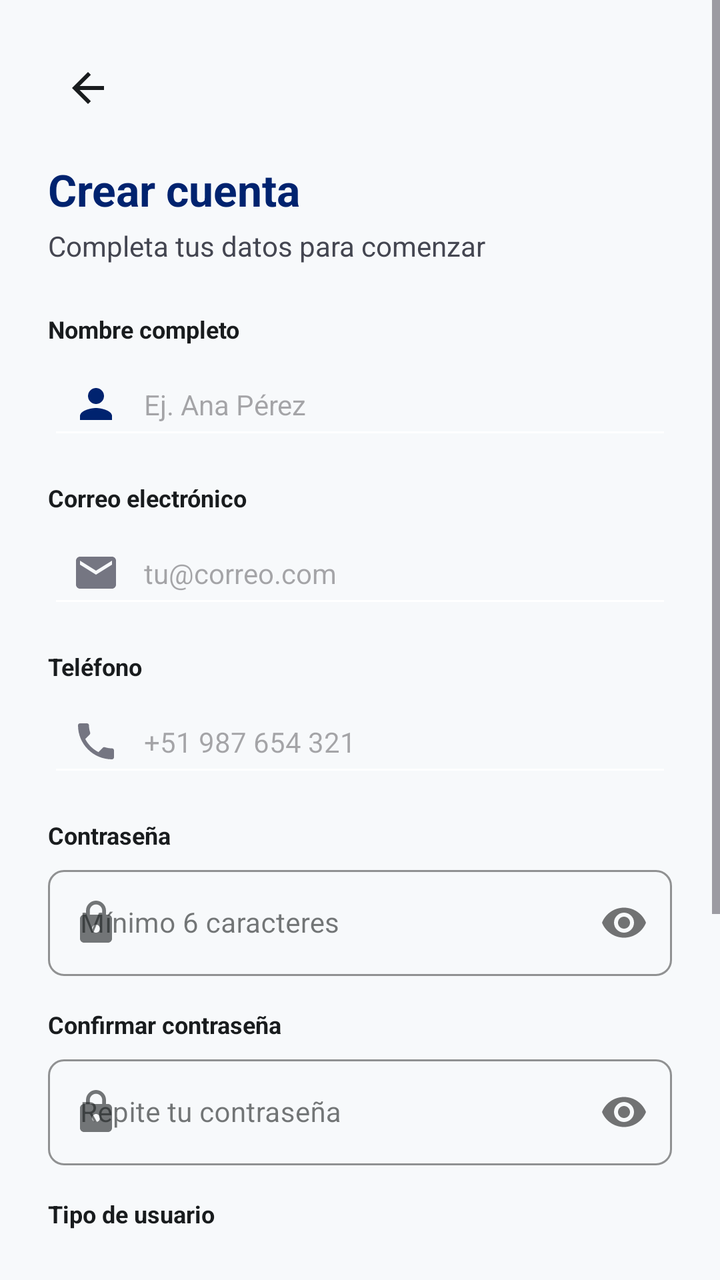
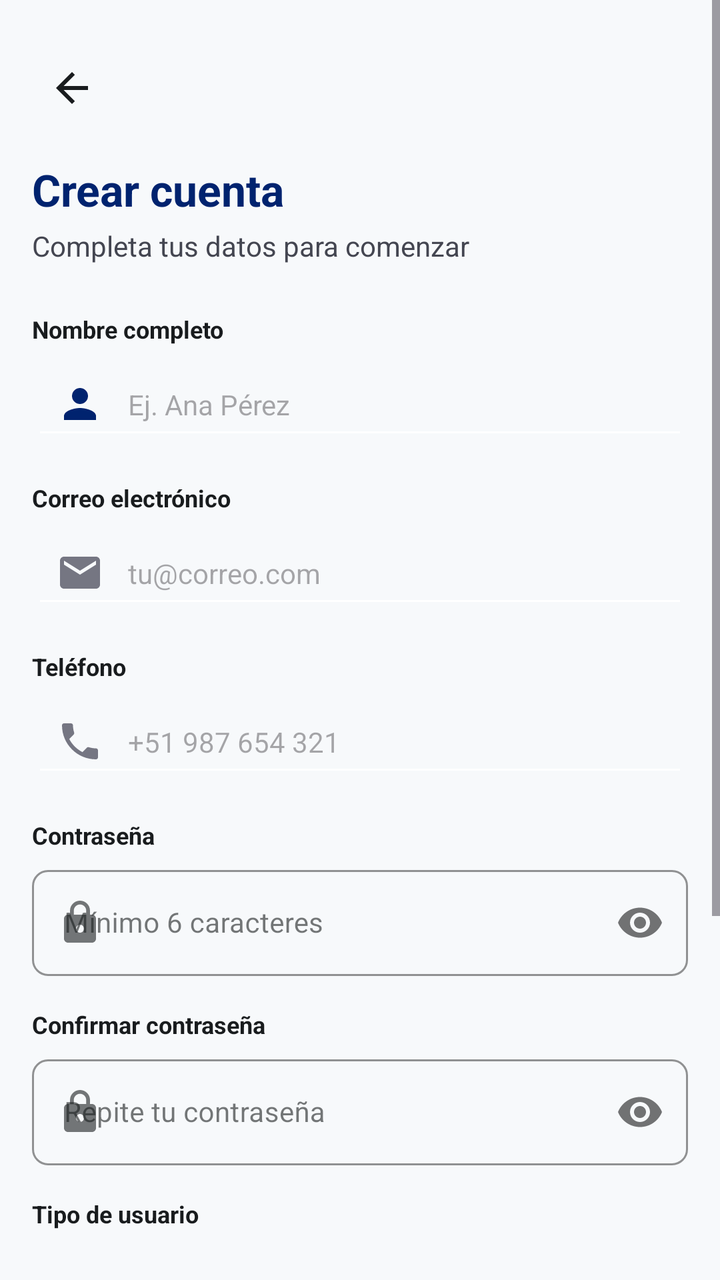

Compare the two renders of this Android layout. The source of the first and the diff that turns it into the second are given below.
<!-- AndroidManifest.xml: application theme Theme.MaquetaGestia -->
<!-- res/layout/activity_frm_registro.xml -->
<?xml version="1.0" encoding="utf-8"?>
<ScrollView xmlns:android="http://schemas.android.com/apk/res/android"
    xmlns:app="http://schemas.android.com/apk/res-auto"
    xmlns:tools="http://schemas.android.com/tools"
    android:id="@+id/main"
    android:layout_width="match_parent"
    android:layout_height="match_parent"
    android:background="@color/background"
    android:fillViewport="true"
    tools:context=".vista.frm_registro">

    <LinearLayout
        android:layout_width="match_parent"
        android:layout_height="wrap_content"
        android:orientation="vertical"
        android:padding="24dp">

        
        <ImageButton
            android:id="@+id/btnVolver"
            android:layout_width="40dp"
            android:layout_height="40dp"
            android:background="?attr/selectableItemBackgroundBorderless"
            android:contentDescription="Volver"
            android:onClick="volverAlLogin"
            android:src="@drawable/arrow_back_24dp_e3e3e3_fill0_wght400_grad0_opsz24"
            app:tint="@color/on_surface" />

        <TextView
            android:layout_width="wrap_content"
            android:layout_height="wrap_content"
            android:layout_marginTop="16dp"
            android:text="Crear cuenta"
            android:textColor="@color/primary"
            android:textSize="22sp"
            android:textStyle="bold" />

        <TextView
            android:layout_width="wrap_content"
            android:layout_height="wrap_content"
            android:layout_marginTop="4dp"
            android:text="Completa tus datos para comenzar"
            android:textColor="@color/on_surface_variant"
            android:textSize="14sp" />

        
        <LinearLayout
            android:layout_width="match_parent"
            android:layout_height="wrap_content"
            android:layout_marginTop="24dp"
            android:orientation="vertical">

            
            <TextView
                android:layout_width="wrap_content"
                android:layout_height="wrap_content"
                android:layout_marginBottom="4dp"
                android:text="Nombre completo"
                android:textColor="@color/on_surface"
                android:textSize="12sp"
                android:textStyle="bold" />

            <EditText
                android:id="@+id/txtNombre"
                android:layout_width="match_parent"
                android:layout_height="48dp"
                android:backgroundTint="@color/surface_container_lowest"
                android:drawableStart="@drawable/ic_person"
                android:drawablePadding="12dp"
                android:hint="Ej. Ana Pérez"
                android:inputType="textPersonName"
                android:paddingStart="12dp"
                android:paddingEnd="12dp"
                android:textColor="@color/on_surface"
                android:textSize="14sp" />

            
            <TextView
                android:layout_width="wrap_content"
                android:layout_height="wrap_content"
                android:layout_marginTop="16dp"
                android:layout_marginBottom="4dp"
                android:text="Correo electrónico"
                android:textColor="@color/on_surface"
                android:textSize="12sp"
                android:textStyle="bold" />

            <EditText
                android:id="@+id/txtEmail"
                android:layout_width="match_parent"
                android:layout_height="48dp"
                android:backgroundTint="@color/surface_container_lowest"
                android:drawableStart="@drawable/ic_mail"
                android:drawablePadding="12dp"
                android:hint="tu@correo.com"
                android:inputType="textEmailAddress"
                android:paddingStart="12dp"
                android:paddingEnd="12dp"
                android:textColor="@color/on_surface"
                android:textSize="14sp" />

            
            <TextView
                android:layout_width="wrap_content"
                android:layout_height="wrap_content"
                android:layout_marginTop="16dp"
                android:layout_marginBottom="4dp"
                android:text="Teléfono"
                android:textColor="@color/on_surface"
                android:textSize="12sp"
                android:textStyle="bold" />

            <EditText
                android:id="@+id/txtTelefono"
                android:layout_width="match_parent"
                android:layout_height="48dp"
                android:backgroundTint="@color/surface_container_lowest"
                android:drawableStart="@drawable/ic_phone"
                android:drawablePadding="12dp"
                android:hint="+51 987 654 321"
                android:inputType="phone"
                android:paddingStart="12dp"
                android:paddingEnd="12dp"
                android:textColor="@color/on_surface"
                android:textSize="14sp" />

            
            <TextView
                android:layout_width="wrap_content"
                android:layout_height="wrap_content"
                android:layout_marginTop="16dp"
                android:layout_marginBottom="4dp"
                android:text="Contraseña"
                android:textColor="@color/on_surface"
                android:textSize="12sp"
                android:textStyle="bold" />

            <com.google.android.material.textfield.TextInputLayout
                android:id="@+id/tilContrasenaReg"
                style="@style/Widget.MaterialComponents.TextInputLayout.OutlinedBox"
                android:layout_width="match_parent"
                android:layout_height="wrap_content"
                app:boxCornerRadiusBottomEnd="8dp"
                app:boxCornerRadiusBottomStart="8dp"
                app:boxCornerRadiusTopEnd="8dp"
                app:boxCornerRadiusTopStart="8dp"
                app:boxStrokeColor="@color/primary"
                app:passwordToggleEnabled="true"
                app:startIconDrawable="@drawable/ic_lock">

                <com.google.android.material.textfield.TextInputEditText
                    android:id="@+id/txtContrasena"
                    android:layout_width="match_parent"
                    android:layout_height="wrap_content"
                    android:hint="Mínimo 6 caracteres"
                    android:inputType="textPassword"
                    android:textColor="@color/on_surface"
                    android:textSize="14sp" />
            </com.google.android.material.textfield.TextInputLayout>

            
            <TextView
                android:layout_width="wrap_content"
                android:layout_height="wrap_content"
                android:layout_marginTop="16dp"
                android:layout_marginBottom="4dp"
                android:text="Confirmar contraseña"
                android:textColor="@color/on_surface"
                android:textSize="12sp"
                android:textStyle="bold" />

            <com.google.android.material.textfield.TextInputLayout
                android:id="@+id/tilConfirmarContrasenaReg"
                style="@style/Widget.MaterialComponents.TextInputLayout.OutlinedBox"
                android:layout_width="match_parent"
                android:layout_height="wrap_content"
                app:boxCornerRadiusBottomEnd="8dp"
                app:boxCornerRadiusBottomStart="8dp"
                app:boxCornerRadiusTopEnd="8dp"
                app:boxCornerRadiusTopStart="8dp"
                app:boxStrokeColor="@color/primary"
                app:passwordToggleEnabled="true"
                app:startIconDrawable="@drawable/ic_lock">

                <com.google.android.material.textfield.TextInputEditText
                    android:id="@+id/txtConfirmarContrasena"
                    android:layout_width="match_parent"
                    android:layout_height="wrap_content"
                    android:hint="Repite tu contraseña"
                    android:inputType="textPassword"
                    android:textColor="@color/on_surface"
                    android:textSize="14sp" />
            </com.google.android.material.textfield.TextInputLayout>

            
            <TextView
                android:layout_width="wrap_content"
                android:layout_height="wrap_content"
                android:layout_marginTop="16dp"
                android:layout_marginBottom="4dp"
                android:text="Tipo de usuario"
                android:textColor="@color/on_surface"
                android:textSize="12sp"
                android:textStyle="bold" />

            <Spinner
                android:id="@+id/spTipoUsuario"
                android:layout_width="match_parent"
                android:layout_height="48dp"
                android:backgroundTint="@color/outline"
                android:paddingStart="12dp"
                android:paddingEnd="12dp" />

            
            <LinearLayout
                android:layout_width="match_parent"
                android:layout_height="wrap_content"
                android:layout_marginTop="16dp"
                android:gravity="center_vertical"
                android:orientation="horizontal">

                <CheckBox
                    android:id="@+id/cbTerminos"
                    android:layout_width="wrap_content"
                    android:layout_height="wrap_content" />

                <LinearLayout
                    android:layout_width="0dp"
                    android:layout_height="wrap_content"
                    android:layout_marginStart="8dp"
                    android:layout_weight="1"
                    android:orientation="vertical">

                    <TextView
                        android:layout_width="wrap_content"
                        android:layout_height="wrap_content"
                        android:text="Acepto los términos de servicio y privacidad."
                        android:textColor="@color/on_surface_variant"
                        android:textSize="12sp" />

                    <TextView
                        android:id="@+id/tvVerTerminos"
                        android:layout_width="wrap_content"
                        android:layout_height="wrap_content"
                        android:layout_marginTop="2dp"
                        android:onClick="mostrarTerminosCondiciones"
                        android:text="Leer Términos y Condiciones"
                        android:textColor="@color/primary"
                        android:textSize="12sp"
                        android:textStyle="bold" />
                </LinearLayout>
            </LinearLayout>

            
            <com.google.android.material.button.MaterialButton
                android:id="@+id/btnCrearCuenta"
                android:layout_width="match_parent"
                android:layout_height="50dp"
                android:layout_marginTop="24dp"
                android:backgroundTint="@color/primary_container"
                android:onClick="registrarUsuario"
                android:text="Crear cuenta"
                android:textAllCaps="false"
                android:textColor="@color/on_primary"
                android:textSize="16sp"
                app:cornerRadius="8dp" />

        </LinearLayout>

        
        <LinearLayout
            android:layout_width="wrap_content"
            android:layout_height="wrap_content"
            android:layout_gravity="center_horizontal"
            android:layout_marginTop="24dp"
            android:layout_marginBottom="24dp"
            android:orientation="horizontal">

            <TextView
                android:layout_width="wrap_content"
                android:layout_height="wrap_content"
                android:text="¿Ya tienes cuenta? "
                android:textColor="@color/on_surface_variant"
                android:textSize="14sp" />

            <TextView
                android:layout_width="wrap_content"
                android:layout_height="wrap_content"
                android:onClick="volverAlLogin"
                android:text="Inicia sesión"
                android:textColor="@color/primary"
                android:textSize="14sp"
                android:textStyle="bold" />
        </LinearLayout>

    </LinearLayout>
</ScrollView>
<!-- resources referenced by this layout -->
<resources>
  <color name="background">#F7F9FB</color>
  <color name="on_primary">#FFFFFF</color>
  <color name="on_surface">#191C1E</color>
  <color name="on_surface_variant">#444651</color>
  <color name="outline">#757682</color>
  <color name="primary">#00236F</color>
  <color name="primary_container">#1E3A8A</color>
  <color name="surface_container_lowest">#FFFFFF</color>
  <!-- drawable arrow_back_24dp_e3e3e3_fill0_wght400_grad0_opsz24 (drawable) -->
  <vector xmlns:android="http://schemas.android.com/apk/res/android"
      android:width="24dp"
      android:height="24dp"
      android:viewportWidth="960"
      android:viewportHeight="960">
    <path
        android:pathData="m313,520 l224,224 -57,56 -320,-320 320,-320 57,56 -224,224h487v80L313,520Z"
        android:fillColor="#e3e3e3"/>
  </vector>
  <!-- drawable ic_lock (drawable) -->
  <vector xmlns:android="http://schemas.android.com/apk/res/android"
      android:width="24dp"
      android:height="24dp"
      android:viewportWidth="24"
      android:viewportHeight="24">
      <path
          android:fillColor="@color/outline"
          android:pathData="M18,8h-1V6c0,-2.76 -2.24,-5 -5,-5S7,3.24 7,6v2H6c-1.1,0 -2,0.9 -2,2v10c0,1.1 0.9,2 2,2h12c1.1,0 2,-0.9 2,-2V10C20,8.9 19.1,8 18,8zM12,17c-1.1,0 -2,-0.9 -2,-2s0.9,-2 2,-2 2,0.9 2,2 -0.9,2 -2,2zM15.1,8H8.9V6c0,-1.71 1.39,-3.1 3.1,-3.1 1.71,0 3.1,1.39 3.1,3.1v2z"/>
  </vector>
  <!-- drawable ic_mail (drawable) -->
  <vector xmlns:android="http://schemas.android.com/apk/res/android"
      android:width="24dp"
      android:height="24dp"
      android:viewportWidth="24"
      android:viewportHeight="24">
      <path
          android:fillColor="@color/outline"
          android:pathData="M20,4H4C2.9,4 2,4.9 2,6v12c0,1.1 0.9,2 2,2h16c1.1,0 2,-0.9 2,-2V6C22,4.9 21.1,4 20,4zM20,8l-8,5L4,8V6l8,5 8,-5V8z"/>
  </vector>
  <!-- drawable ic_person (drawable) -->
  <vector xmlns:android="http://schemas.android.com/apk/res/android"
      android:width="24dp"
      android:height="24dp"
      android:viewportWidth="24"
      android:viewportHeight="24">
      <path
          android:fillColor="@color/primary"
          android:pathData="M12,12c2.21,0 4,-1.79 4,-4s-1.79,-4 -4,-4 -4,1.79 -4,4 1.79,4 4,4zM12,14c-2.67,0 -8,1.34 -8,4v2h16v-2c0,-2.66 -5.33,-4 -8,-4z"/>
  </vector>
  <!-- drawable ic_phone (drawable) -->
  <vector xmlns:android="http://schemas.android.com/apk/res/android"
      android:width="24dp"
      android:height="24dp"
      android:viewportWidth="24"
      android:viewportHeight="24">
      <path
          android:fillColor="@color/outline"
          android:pathData="M6.62,10.79c1.44,2.83 3.76,5.14 6.59,6.59l2.2,-2.2c0.27,-0.27 0.67,-0.36 1.02,-0.24 1.12,0.37 2.33,0.57 3.57,0.57 0.55,0 1,0.45 1,1V20c0,0.55 -0.45,1 -1,1 -9.39,0 -17,-7.61 -17,-17 0,-0.55 0.45,-1 1,-1h3.5c0.55,0 1,0.45 1,1 0,1.25 0.2,2.45 0.57,3.57 0.11,0.35 0.03,0.74 -0.24,1.02l-2.2,2.2z"/>
  </vector>
  <style name="Theme.MaquetaGestia" parent="Base.Theme.MaquetaGestia" />
  <color name="on_primary_container">#90A8FF</color>
  <color name="secondary">#006398</color>
  <color name="on_secondary">#FFFFFF</color>
  <color name="secondary_container">#5BB8FE</color>
  <color name="surface">#F7F9FB</color>
  <color name="outline_variant">#C5C5D3</color>
  <color name="error">#BA1A1A</color>
  <color name="error_container">#FFDAD6</color>
  <color name="on_error">#FFFFFF</color>
  <!-- unchanged entries left out for length: 1 -->
</resources>

<!-- the commit's change to res/layout/activity_frm_registro.xml (unified diff, before → after) -->
@@ -13,7 +13,8 @@
         android:layout_width="match_parent"
         android:layout_height="wrap_content"
         android:orientation="vertical"
-        android:padding="24dp">
+        android:paddingHorizontal="16dp"
+        android:paddingVertical="24dp">
 
         
         <ImageButton
@@ -63,12 +64,13 @@
             <EditText
                 android:id="@+id/txtNombre"
                 android:layout_width="match_parent"
-                android:layout_height="48dp"
+                android:layout_height="wrap_content"
                 android:backgroundTint="@color/surface_container_lowest"
                 android:drawableStart="@drawable/ic_person"
                 android:drawablePadding="12dp"
                 android:hint="Ej. Ana Pérez"
                 android:inputType="textPersonName"
+                android:minHeight="48dp"
                 android:paddingStart="12dp"
                 android:paddingEnd="12dp"
                 android:textColor="@color/on_surface"
@@ -88,12 +90,13 @@
             <EditText
                 android:id="@+id/txtEmail"
                 android:layout_width="match_parent"
-                android:layout_height="48dp"
+                android:layout_height="wrap_content"
                 android:backgroundTint="@color/surface_container_lowest"
                 android:drawableStart="@drawable/ic_mail"
                 android:drawablePadding="12dp"
                 android:hint="tu@correo.com"
                 android:inputType="textEmailAddress"
+                android:minHeight="48dp"
                 android:paddingStart="12dp"
                 android:paddingEnd="12dp"
                 android:textColor="@color/on_surface"
@@ -113,12 +116,13 @@
             <EditText
                 android:id="@+id/txtTelefono"
                 android:layout_width="match_parent"
-                android:layout_height="48dp"
+                android:layout_height="wrap_content"
                 android:backgroundTint="@color/surface_container_lowest"
                 android:drawableStart="@drawable/ic_phone"
                 android:drawablePadding="12dp"
                 android:hint="+51 987 654 321"
                 android:inputType="phone"
+                android:minHeight="48dp"
                 android:paddingStart="12dp"
                 android:paddingEnd="12dp"
                 android:textColor="@color/on_surface"
@@ -206,8 +210,9 @@
             <Spinner
                 android:id="@+id/spTipoUsuario"
                 android:layout_width="match_parent"
-                android:layout_height="48dp"
+                android:layout_height="wrap_content"
                 android:backgroundTint="@color/outline"
+                android:minHeight="48dp"
                 android:paddingStart="12dp"
                 android:paddingEnd="12dp" />
 
@@ -255,9 +260,10 @@
             <com.google.android.material.button.MaterialButton
                 android:id="@+id/btnCrearCuenta"
                 android:layout_width="match_parent"
-                android:layout_height="50dp"
+                android:layout_height="wrap_content"
                 android:layout_marginTop="24dp"
                 android:backgroundTint="@color/primary_container"
+                android:minHeight="48dp"
                 android:onClick="registrarUsuario"
                 android:text="Crear cuenta"
                 android:textAllCaps="false"
